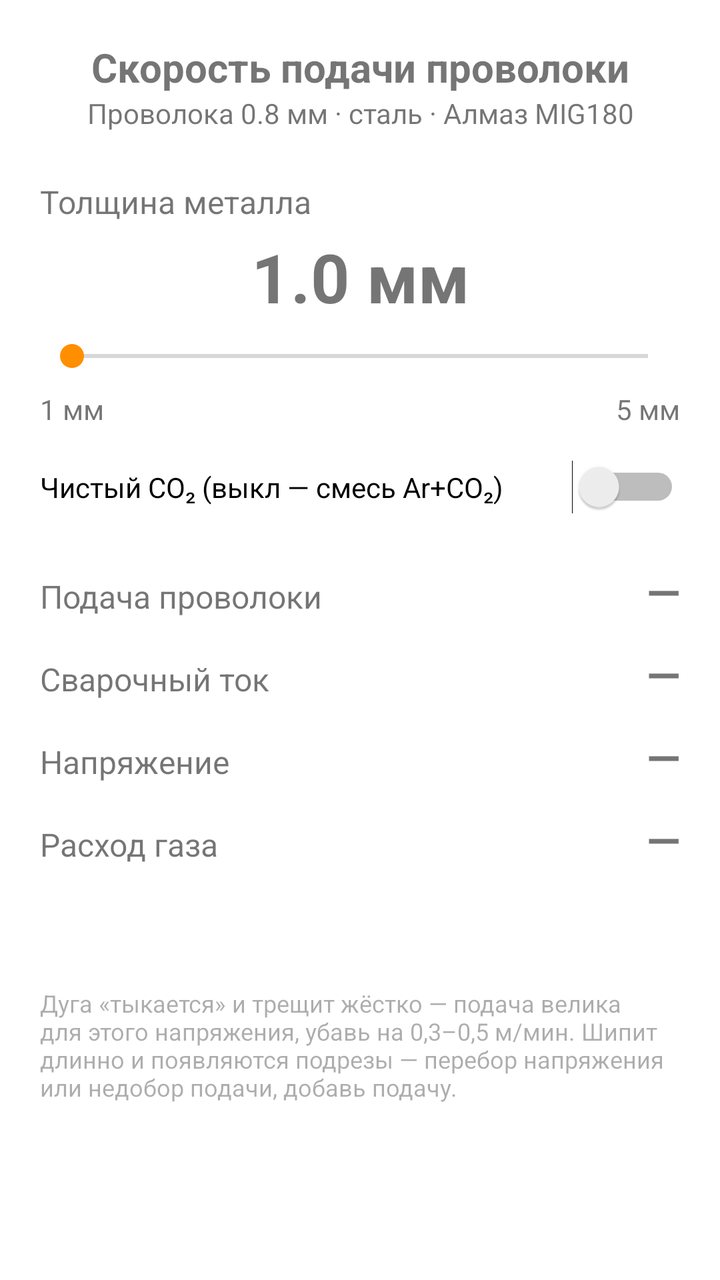
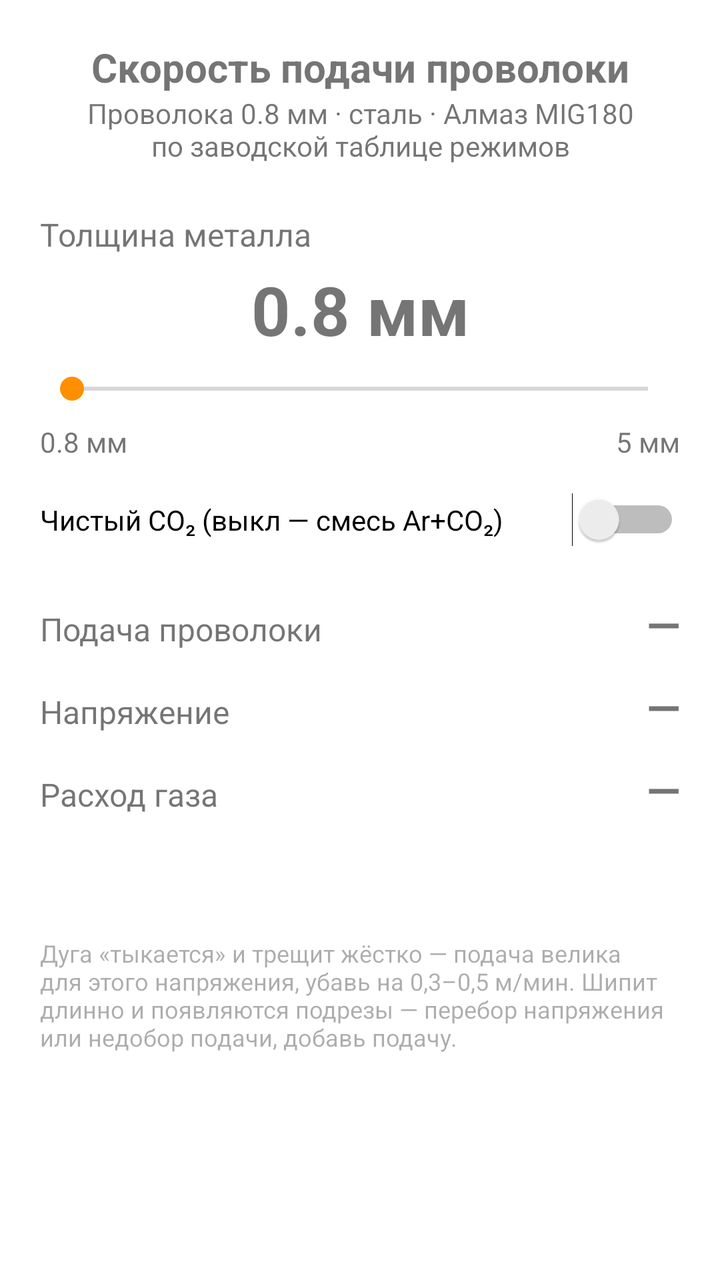

Screens rendered from an Android XML layout before and after an edit, with the pre-edit source and the edit as a unified diff.
<!-- AndroidManifest.xml: application theme Theme.AlmazMig -->
<!-- res/layout/activity_main.xml -->
<?xml version="1.0" encoding="utf-8"?>
<ScrollView xmlns:android="http://schemas.android.com/apk/res/android"
    android:layout_width="match_parent"
    android:layout_height="match_parent"
    android:fillViewport="true">

    <LinearLayout
        android:layout_width="match_parent"
        android:layout_height="wrap_content"
        android:orientation="vertical"
        android:padding="20dp">

        <TextView
            android:layout_width="match_parent"
            android:layout_height="wrap_content"
            android:text="@string/title"
            android:textSize="20sp"
            android:textStyle="bold"
            android:gravity="center" />

        <TextView
            android:layout_width="match_parent"
            android:layout_height="wrap_content"
            android:text="@string/subtitle"
            android:textSize="14sp"
            android:gravity="center"
            android:layout_marginBottom="24dp" />

        <TextView
            android:layout_width="match_parent"
            android:layout_height="wrap_content"
            android:text="@string/label_thickness"
            android:textSize="16sp" />

        <TextView
            android:id="@+id/textThickness"
            android:layout_width="match_parent"
            android:layout_height="wrap_content"
            android:text="1.0 мм"
            android:textSize="34sp"
            android:textStyle="bold"
            android:gravity="center"
            android:layout_marginTop="4dp" />

        <SeekBar
            android:id="@+id/seekThickness"
            android:layout_width="match_parent"
            android:layout_height="wrap_content"
            android:max="40"
            android:progress="0"
            android:layout_marginTop="8dp"
            android:layout_marginBottom="8dp" />

        <LinearLayout
            android:layout_width="match_parent"
            android:layout_height="wrap_content"
            android:orientation="horizontal">

            <TextView
                android:layout_width="0dp"
                android:layout_weight="1"
                android:layout_height="wrap_content"
                android:text="1 мм" />

            <TextView
                android:layout_width="0dp"
                android:layout_weight="1"
                android:layout_height="wrap_content"
                android:text="5 мм"
                android:gravity="end" />
        </LinearLayout>

        <Switch
            android:id="@+id/switchGas"
            android:layout_width="match_parent"
            android:layout_height="wrap_content"
            android:text="@string/label_gas"
            android:layout_marginTop="16dp"
            android:layout_marginBottom="16dp" />

        <LinearLayout
            android:layout_width="match_parent"
            android:layout_height="wrap_content"
            android:orientation="horizontal"
            android:layout_marginTop="8dp">

            <TextView
                android:layout_width="0dp"
                android:layout_weight="1"
                android:layout_height="wrap_content"
                android:text="@string/label_speed"
                android:textSize="16sp" />

            <TextView
                android:id="@+id/textSpeed"
                android:layout_width="wrap_content"
                android:layout_height="wrap_content"
                android:text="—"
                android:textSize="22sp"
                android:textStyle="bold" />
        </LinearLayout>

        <LinearLayout
            android:layout_width="match_parent"
            android:layout_height="wrap_content"
            android:orientation="horizontal"
            android:layout_marginTop="12dp">

            <TextView
                android:layout_width="0dp"
                android:layout_weight="1"
                android:layout_height="wrap_content"
                android:text="@string/label_current"
                android:textSize="16sp" />

            <TextView
                android:id="@+id/textCurrent"
                android:layout_width="wrap_content"
                android:layout_height="wrap_content"
                android:text="—"
                android:textSize="22sp"
                android:textStyle="bold" />
        </LinearLayout>

        <LinearLayout
            android:layout_width="match_parent"
            android:layout_height="wrap_content"
            android:orientation="horizontal"
            android:layout_marginTop="12dp">

            <TextView
                android:layout_width="0dp"
                android:layout_weight="1"
                android:layout_height="wrap_content"
                android:text="@string/label_voltage"
                android:textSize="16sp" />

            <TextView
                android:id="@+id/textVoltage"
                android:layout_width="wrap_content"
                android:layout_height="wrap_content"
                android:text="—"
                android:textSize="22sp"
                android:textStyle="bold" />
        </LinearLayout>

        <LinearLayout
            android:layout_width="match_parent"
            android:layout_height="wrap_content"
            android:orientation="horizontal"
            android:layout_marginTop="12dp">

            <TextView
                android:layout_width="0dp"
                android:layout_weight="1"
                android:layout_height="wrap_content"
                android:text="@string/label_gas_flow"
                android:textSize="16sp" />

            <TextView
                android:id="@+id/textGasFlow"
                android:layout_width="wrap_content"
                android:layout_height="wrap_content"
                android:text="—"
                android:textSize="22sp"
                android:textStyle="bold" />
        </LinearLayout>

        <TextView
            android:id="@+id/textHint"
            android:layout_width="match_parent"
            android:layout_height="wrap_content"
            android:layout_marginTop="24dp"
            android:textSize="14sp" />

        <TextView
            android:layout_width="match_parent"
            android:layout_height="wrap_content"
            android:layout_marginTop="16dp"
            android:text="@string/disclaimer"
            android:textSize="12sp"
            android:alpha="0.6" />

    </LinearLayout>
</ScrollView>
<!-- resources referenced by this layout -->
<resources>
  <string name="disclaimer">Дуга «тыкается» и трещит жёстко — подача велика для этого напряжения, убавь на 0,3–0,5 м/мин. Шипит длинно и появляются подрезы — перебор напряжения или недобор подачи, добавь подачу.</string>
  <string name="label_current">Сварочный ток</string>
  <string name="label_gas">Чистый CO₂ (выкл — смесь Ar+CO₂)</string>
  <string name="label_gas_flow">Расход газа</string>
  <string name="label_speed">Подача проволоки</string>
  <string name="label_thickness">Толщина металла</string>
  <string name="label_voltage">Напряжение</string>
  <string name="subtitle">Проволока 0.8 мм · сталь · Алмаз MIG180</string>
  <string name="title">Скорость подачи проволоки</string>
  <style name="Theme.AlmazMig" parent="Theme.MaterialComponents.DayNight.DarkActionBar">
          <item name="colorPrimary">#1565C0</item>
          <item name="colorPrimaryDark">#0D47A1</item>
          <item name="colorAccent">#FF8F00</item>
      </style>
</resources>

<!-- the commit's change to res/layout/activity_main.xml (unified diff, before → after) -->
@@ -36,7 +36,7 @@
             android:id="@+id/textThickness"
             android:layout_width="match_parent"
             android:layout_height="wrap_content"
-            android:text="1.0 мм"
+            android:text="0.8 мм"
             android:textSize="34sp"
             android:textStyle="bold"
             android:gravity="center"
@@ -46,7 +46,7 @@
             android:id="@+id/seekThickness"
             android:layout_width="match_parent"
             android:layout_height="wrap_content"
-            android:max="40"
+            android:max="42"
             android:progress="0"
             android:layout_marginTop="8dp"
             android:layout_marginBottom="8dp" />
@@ -60,7 +60,7 @@
                 android:layout_width="0dp"
                 android:layout_weight="1"
                 android:layout_height="wrap_content"
-                android:text="1 мм" />
+                android:text="0.8 мм" />
 
             <TextView
                 android:layout_width="0dp"
@@ -93,28 +93,6 @@
 
             <TextView
                 android:id="@+id/textSpeed"
-                android:layout_width="wrap_content"
-                android:layout_height="wrap_content"
-                android:text="—"
-                android:textSize="22sp"
-                android:textStyle="bold" />
-        </LinearLayout>
-
-        <LinearLayout
-            android:layout_width="match_parent"
-            android:layout_height="wrap_content"
-            android:orientation="horizontal"
-            android:layout_marginTop="12dp">
-
-            <TextView
-                android:layout_width="0dp"
-                android:layout_weight="1"
-                android:layout_height="wrap_content"
-                android:text="@string/label_current"
-                android:textSize="16sp" />
-
-            <TextView
-                android:id="@+id/textCurrent"
                 android:layout_width="wrap_content"
                 android:layout_height="wrap_content"
                 android:text="—"
<!-- resource entries referenced after the edit -->
@@ -1,13 +1,12 @@
 <!-- resources referenced by this layout -->
 <resources>
   <string name="disclaimer">Дуга «тыкается» и трещит жёстко — подача велика для этого напряжения, убавь на 0,3–0,5 м/мин. Шипит длинно и появляются подрезы — перебор напряжения или недобор подачи, добавь подачу.</string>
-  <string name="label_current">Сварочный ток</string>
   <string name="label_gas">Чистый CO₂ (выкл — смесь Ar+CO₂)</string>
   <string name="label_gas_flow">Расход газа</string>
   <string name="label_speed">Подача проволоки</string>
   <string name="label_thickness">Толщина металла</string>
   <string name="label_voltage">Напряжение</string>
-  <string name="subtitle">Проволока 0.8 мм · сталь · Алмаз MIG180</string>
+  <string name="subtitle">Проволока 0.8 мм · сталь · Алмаз MIG180\nпо заводской таблице режимов</string>
   <string name="title">Скорость подачи проволоки</string>
   <style name="Theme.AlmazMig" parent="Theme.MaterialComponents.DayNight.DarkActionBar">
           <item name="colorPrimary">#1565C0</item>
